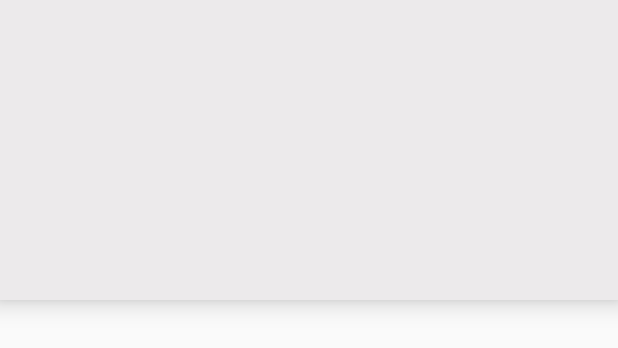
After one commit to Bolling88/reader, an Android app: the layout fragment_overlay.xml on its own in the app's theme, with its tools: preview values and no code run, on a phone screen of 412 x 824 dp. The commit adds this screen. Shown: the top 348 px of the screen. Run offline under Robolectric (Android 15) with nearby library versions, the phone set to English and light mode, and no system bars.

Commit message:
Fixed the overlay fragment

```diff
--- /dev/null
+++ b/r2-testapp-kotlin-develop/r2-testapp/src/main/res/layout/fragment_overlay.xml
@@ -0,0 +1,26 @@
+<?xml version="1.0" encoding="utf-8"?>
+<layout xmlns:app="http://schemas.android.com/apk/res-auto">
+    <data>
+        <variable
+            name="viewModel"
+            type="org.readium.r2.testapp.epub.fragment.OverlayViewModel" />
+    </data>
+
+    <androidx.constraintlayout.widget.ConstraintLayout xmlns:android="http://schemas.android.com/apk/res/android"
+        xmlns:tools="http://schemas.android.com/tools"
+        android:layout_width="match_parent"
+        android:layout_height="match_parent"
+        tools:context="org.readium.r2.testapp.epub.fragment.OverlayFragment">
+
+        <FrameLayout
+            android:id="@+id/frame_top"
+            android:layout_width="match_parent"
+            android:layout_height="200dip"
+            android:background="@color/colorAccent"
+            android:elevation="10dip"
+            app:layout_constraintEnd_toEndOf="parent"
+            app:layout_constraintStart_toStartOf="parent"
+            app:layout_constraintTop_toTopOf="parent" />
+
+    </androidx.constraintlayout.widget.ConstraintLayout>
+</layout>
```
Also changed, not shown: r2-testapp-kotlin-develop/r2-testapp/build.gradle (+5 -2 lines), r2-testapp-kotlin-develop/r2-testapp/src/main/java/org/readium/r2/testapp/epub/EpubActivity.kt (+8 -14 lines), r2-testapp-kotlin-develop/r2-testapp/src/main/java/org/readium/r2/testapp/epub/fragment/OverlayFragment.kt (added, +58 -0 lines), r2-testapp-kotlin-develop/r2-testapp/src/main/java/org/readium/r2/testapp/epub/fragment/OverlayViewModel.kt (added, +7 -0 lines), r2-testapp-kotlin-develop/r2-testapp/src/main/res/layout/activity_epub.xml (+7 -15 lines).
